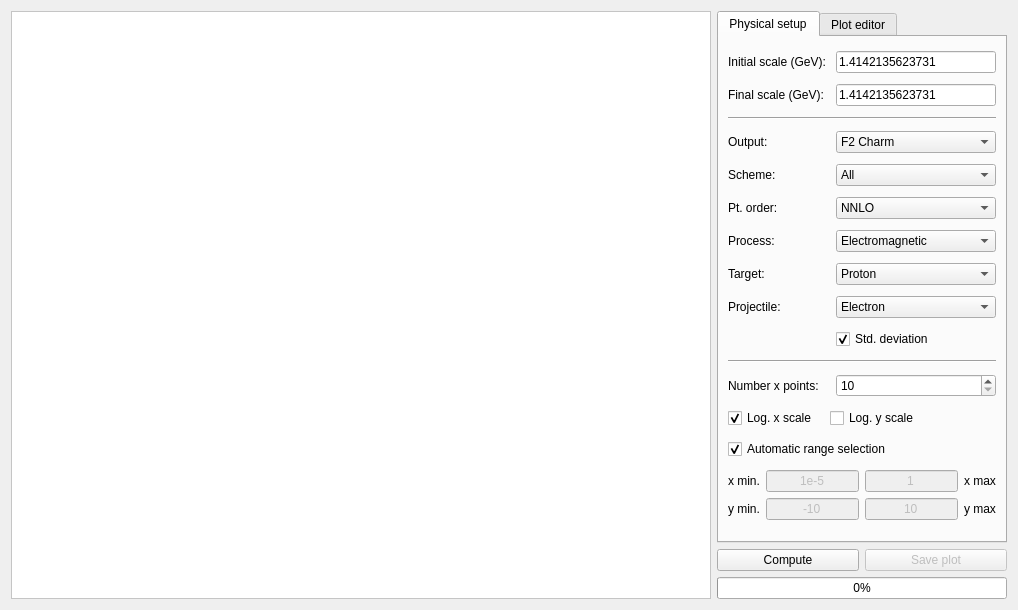
First picture: the form in apfelgui2/forms/plotdis.ui, repository scarrazza/apfel, before the edit.
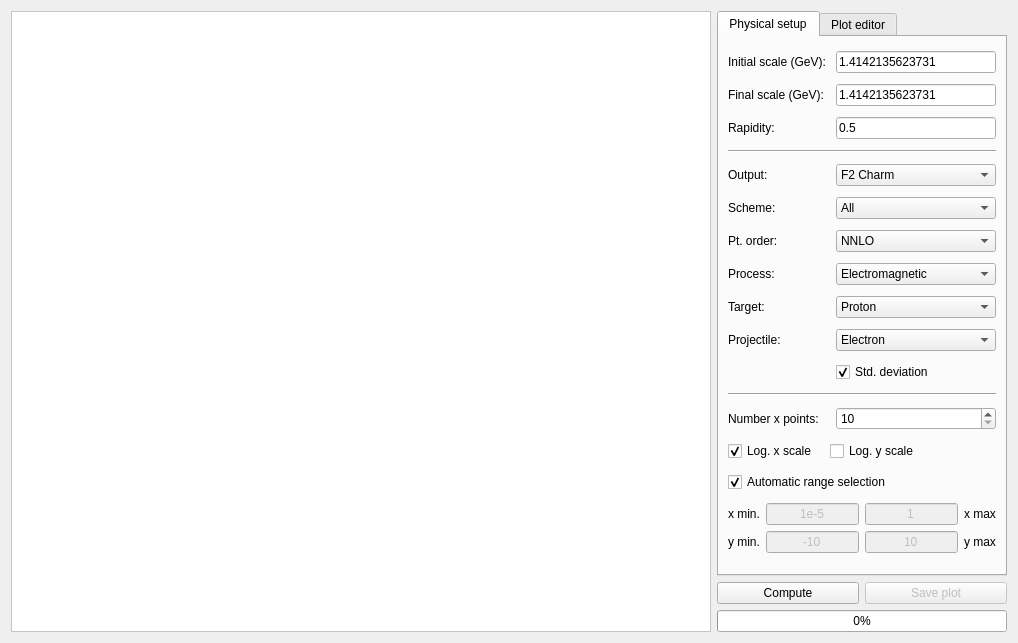
Second picture: the form after the edit. Icons and pictures are not drawn.

What changed in the file:
```diff
--- a/apfelgui2/forms/plotdis.ui
+++ b/apfelgui2/forms/plotdis.ui
@@ -7,7 +7,7 @@
     <x>0</x>
     <y>0</y>
     <width>1018</width>
-    <height>610</height>
+    <height>643</height>
    </rect>
   </property>
   <property name="windowTitle">
@@ -103,7 +103,7 @@
        <string>Physical setup</string>
       </attribute>
       <layout class="QGridLayout" name="gridLayout_3">
-       <item row="15" column="0" colspan="3">
+       <item row="16" column="0" colspan="3">
         <layout class="QGridLayout" name="gridLayout_2">
          <item row="0" column="0">
           <widget class="QLabel" name="label_5">
@@ -187,21 +187,21 @@
          </item>
         </layout>
        </item>
-       <item row="4" column="0">
+       <item row="5" column="0">
         <widget class="QLabel" name="label_4">
          <property name="text">
           <string>Scheme:</string>
          </property>
         </widget>
        </item>
-       <item row="5" column="0">
+       <item row="6" column="0">
         <widget class="QLabel" name="label_14">
          <property name="text">
           <string>Pt. order:</string>
          </property>
         </widget>
        </item>
-       <item row="11" column="0" colspan="3">
+       <item row="12" column="0" colspan="3">
         <widget class="Line" name="line_2">
          <property name="orientation">
           <enum>Qt::Horizontal</enum>
@@ -215,8 +215,8 @@
          </property>
         </widget>
        </item>
-       <item row="6" column="2">
-        <widget class="QComboBox" name="PDFflavor">
+       <item row="7" column="2">
+        <widget class="QComboBox" name="process">
          <property name="currentIndex">
           <number>0</number>
          </property>
@@ -237,22 +237,15 @@
          </item>
         </widget>
        </item>
-       <item row="2" column="0" colspan="3">
+       <item row="3" column="0" colspan="3">
         <widget class="Line" name="line">
          <property name="orientation">
           <enum>Qt::Horizontal</enum>
          </property>
         </widget>
        </item>
-       <item row="0" column="2">
-        <widget class="QLineEdit" name="Qi">
-         <property name="text">
-          <string>1.4142135623731</string>
-         </property>
-        </widget>
-       </item>
-       <item row="4" column="2">
-        <widget class="QComboBox" name="referenceSet">
+       <item row="5" column="2">
+        <widget class="QComboBox" name="scheme">
          <property name="currentIndex">
           <number>3</number>
          </property>
@@ -278,7 +271,14 @@
          </item>
         </widget>
        </item>
-       <item row="6" column="0">
+       <item row="0" column="2">
+        <widget class="QLineEdit" name="Qi">
+         <property name="text">
+          <string>1.4142135623731</string>
+         </property>
+        </widget>
+       </item>
+       <item row="7" column="0">
         <widget class="QLabel" name="label_3">
          <property name="text">
           <string>Process:</string>
@@ -292,25 +292,8 @@
          </property>
         </widget>
        </item>
-       <item row="10" column="2">
-        <widget class="QCheckBox" name="stddev">
-         <property name="text">
-          <string>Std. deviation</string>
-         </property>
-         <property name="checked">
-          <bool>true</bool>
-         </property>
-        </widget>
-       </item>
-       <item row="1" column="0">
-        <widget class="QLabel" name="label_2">
-         <property name="text">
-          <string>Final scale (GeV):</string>
-         </property>
-        </widget>
-       </item>
-       <item row="5" column="2">
-        <widget class="QComboBox" name="comboBox">
+       <item row="6" column="2">
+        <widget class="QComboBox" name="ptord">
          <property name="currentIndex">
           <number>2</number>
          </property>
@@ -331,22 +314,32 @@
          </item>
         </widget>
        </item>
-       <item row="8" column="0">
+       <item row="11" column="2">
+        <widget class="QCheckBox" name="stddev">
+         <property name="text">
+          <string>Std. deviation</string>
+         </property>
+         <property name="checked">
+          <bool>true</bool>
+         </property>
+        </widget>
+       </item>
+       <item row="9" column="0">
         <widget class="QLabel" name="label_15">
          <property name="text">
           <string>Projectile:</string>
          </property>
         </widget>
        </item>
-       <item row="7" column="0">
-        <widget class="QLabel" name="label_13">
+       <item row="1" column="0">
+        <widget class="QLabel" name="label_2">
          <property name="text">
-          <string>Target:</string>
+          <string>Final scale (GeV):</string>
          </property>
         </widget>
        </item>
-       <item row="8" column="2">
-        <widget class="QComboBox" name="comboBox_3">
+       <item row="9" column="2">
+        <widget class="QComboBox" name="projectile">
          <item>
           <property name="text">
            <string>Electron</string>
@@ -359,8 +352,8 @@
          </item>
         </widget>
        </item>
-       <item row="7" column="2">
-        <widget class="QComboBox" name="comboBox_2">
+       <item row="8" column="2">
+        <widget class="QComboBox" name="target">
          <item>
           <property name="text">
            <string>Proton</string>
@@ -378,7 +371,14 @@
          </item>
         </widget>
        </item>
-       <item row="12" column="2">
+       <item row="8" column="0">
+        <widget class="QLabel" name="label_13">
+         <property name="text">
+          <string>Target:</string>
+         </property>
+        </widget>
+       </item>
+       <item row="13" column="2">
         <widget class="QSpinBox" name="xpoints">
          <property name="minimum">
           <number>10</number>
@@ -391,7 +391,7 @@
          </property>
         </widget>
        </item>
-       <item row="14" column="0" colspan="3">
+       <item row="15" column="0" colspan="3">
         <widget class="QCheckBox" name="automaticrange">
          <property name="layoutDirection">
           <enum>Qt::LeftToRight</enum>
@@ -404,7 +404,7 @@
          </property>
         </widget>
        </item>
-       <item row="13" column="1" colspan="2">
+       <item row="14" column="1" colspan="2">
         <widget class="QCheckBox" name="logy">
          <property name="layoutDirection">
           <enum>Qt::LeftToRight</enum>
@@ -414,7 +414,7 @@
          </property>
         </widget>
        </item>
-       <item row="13" column="0">
+       <item row="14" column="0">
         <widget class="QCheckBox" name="logx">
          <property name="layoutDirection">
           <enum>Qt::LeftToRight</enum>
@@ -427,15 +427,8 @@
          </property>
         </widget>
        </item>
-       <item row="12" column="0" colspan="2">
-        <widget class="QLabel" name="label_9">
-         <property name="text">
-          <string>Number x points:</string>
-         </property>
-        </widget>
-       </item>
-       <item row="3" column="2">
-        <widget class="QComboBox" name="comboBox_4">
+       <item row="4" column="2">
+        <widget class="QComboBox" name="output">
          <property name="currentIndex">
           <number>1</number>
          </property>
@@ -536,13 +529,34 @@
          </item>
         </widget>
        </item>
-       <item row="3" column="0">
+       <item row="13" column="0" colspan="2">
+        <widget class="QLabel" name="label_9">
+         <property name="text">
+          <string>Number x points:</string>
+         </property>
+        </widget>
+       </item>
+       <item row="4" column="0">
         <widget class="QLabel" name="label_16">
          <property name="text">
           <string>Output:</string>
          </property>
         </widget>
        </item>
+       <item row="2" column="0">
+        <widget class="QLabel" name="label_17">
+         <property name="text">
+          <string>Rapidity:</string>
+         </property>
+        </widget>
+       </item>
+       <item row="2" column="2">
+        <widget class="QLineEdit" name="y">
+         <property name="text">
+          <string>0.5</string>
+         </property>
+        </widget>
+       </item>
       </layout>
      </widget>
      <widget class="QWidget" name="tab_2">
```
Left out of the diff: 5 changed lines with no effect on the pictures.
